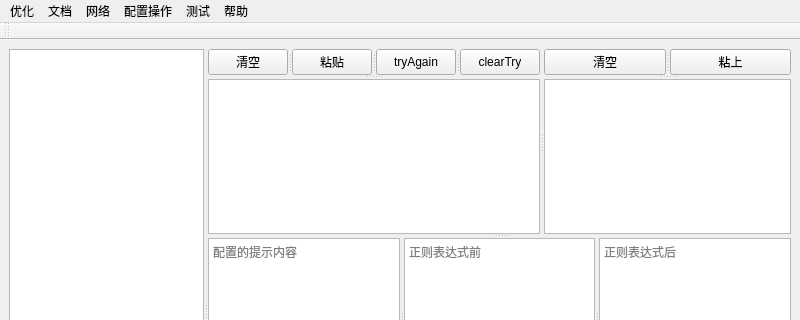
The window that codesets/mainwindow.ui (weilaidb/codetools) describes before a commit, drawn with Qt 5; both pictures show x 0 to 800 and y 0 to 320 of the 800 by 600 pixel window.
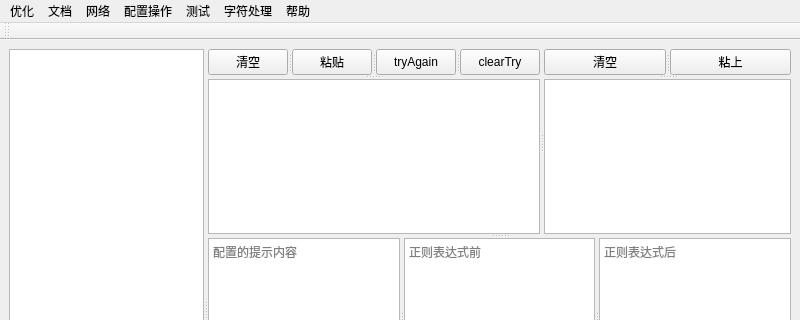
The same window after the commit. Icons and pictures are not drawn.

What changed in the file:
```diff
--- a/codesets/mainwindow.ui
+++ b/codesets/mainwindow.ui
@@ -281,11 +281,21 @@
     </property>
     <addaction name="action_scan_test_dir"/>
    </widget>
+   <widget class="QMenu" name="menu_3">
+    <property name="title">
+     <string>字符处理</string>
+    </property>
+    <addaction name="action_trim_line_firstspace"/>
+    <addaction name="action_trim_line_endspace"/>
+    <addaction name="action_trim_line_space"/>
+    <addaction name="action_clear_allspace"/>
+   </widget>
    <addaction name="menuAyStle"/>
    <addaction name="menu_4"/>
    <addaction name="menu_5"/>
    <addaction name="menu_8"/>
    <addaction name="menu_9"/>
+   <addaction name="menu_3"/>
    <addaction name="menu_2"/>
   </widget>
   <widget class="QStatusBar" name="statusbar"/>
```
Left out of the diff: 20 changed lines with no effect on the pictures.
